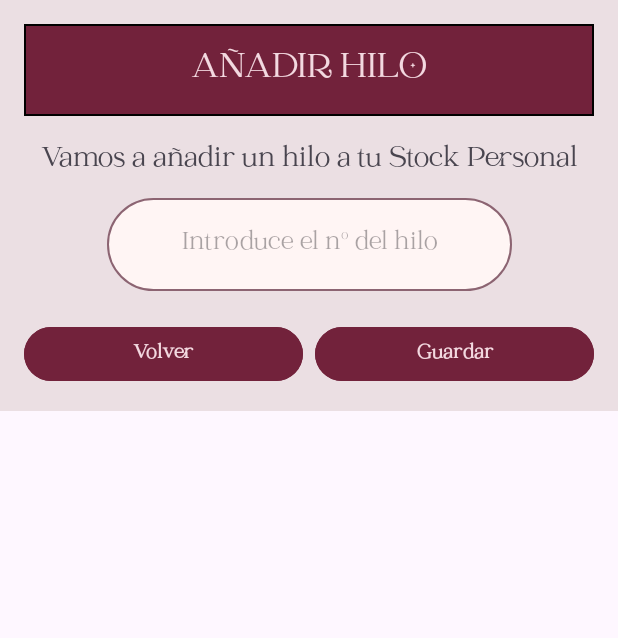
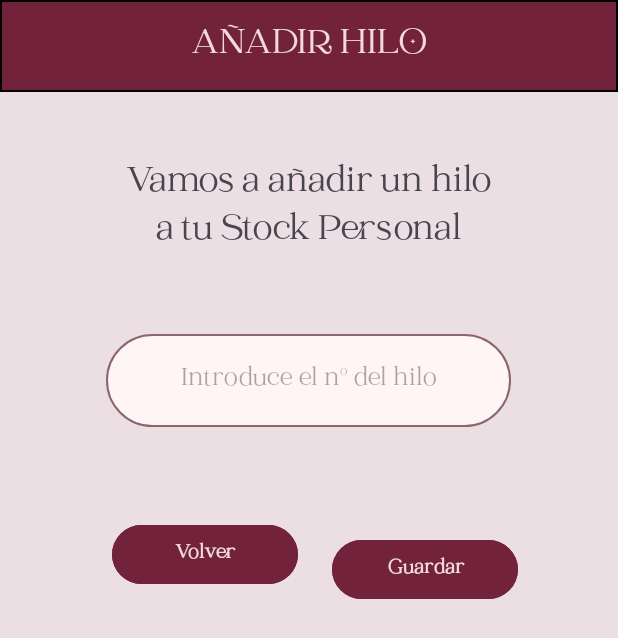
Before and after one commit to OlgaMACN/Threadly, an Android app: the layout stock_dialog_agregar_hilo.xml on its own in the app's theme, with its tools: preview values and no code run, on a phone screen of 412 x 824 dp. Shown: the top 638 px of the screen. Run offline under Robolectric (Android 15) with nearby library versions, the light colour scheme and no system bars.

Commit message:
cambios 03/05 - 12:58

```diff
--- a/app/src/main/res/layout/stock_dialog_agregar_hilo.xml
+++ b/app/src/main/res/layout/stock_dialog_agregar_hilo.xml
@@ -5,9 +5,8 @@
 
     xmlns:tools="http://schemas.android.com/tools"
     android:layout_width="match_parent"
-    android:layout_height="wrap_content"
-    android:background="@drawable/reutilizable_dialog"
-    android:padding="16dp">
+    android:layout_height="match_parent"
+    android:background="@color/fondoPantallas">
 
     <TextView
         android:id="@+id/txtVw_cabeceraDialogAgregarHiloStk"
@@ -26,22 +25,23 @@
 
     <TextView
         android:id="@+id/txtVw_textoEntradaStk"
-        android:layout_width="0dp"
-        android:layout_height="wrap_content"
+        android:layout_width="250dp"
+        android:layout_height="85dp"
+        android:layout_marginTop="44dp"
         android:fontFamily="@font/catchy_mager"
         android:text="@string/textoEntradaStk"
         android:textAlignment="center"
-        android:textSize="20sp"
-        app:layout_constraintTop_toBottomOf="@id/txtVw_cabeceraDialogAgregarHiloStk"
+        android:textSize="25sp"
+        app:layout_constraintEnd_toEndOf="parent"
+        app:layout_constraintHorizontal_bias="0.496"
         app:layout_constraintStart_toStartOf="parent"
-        app:layout_constraintEnd_toEndOf="parent"
-        android:layout_marginTop="16dp"/>
+        app:layout_constraintTop_toBottomOf="@id/txtVw_cabeceraDialogAgregarHiloStk" />
 
     <EditText
         android:id="@+id/edTxt_introducirHilo_dialog_addHilo"
         android:layout_width="270dp"
         android:layout_height="62dp"
-        android:layout_marginTop="12dp"
+        android:layout_marginTop="32dp"
         android:background="@drawable/reutilizable_campo_texto_redondeado"
         android:fontFamily="@font/catchy_mager"
         android:gravity="center"
@@ -49,6 +49,7 @@
         android:inputType="text"
         android:textAlignment="center"
         app:layout_constraintEnd_toEndOf="parent"
+        app:layout_constraintHorizontal_bias="0.496"
         app:layout_constraintStart_toStartOf="parent"
         app:layout_constraintTop_toBottomOf="@id/txtVw_textoEntradaStk" />
 
@@ -63,28 +64,41 @@
         app:layout_constraintStart_toStartOf="parent"
         app:layout_constraintEnd_toEndOf="parent">
 
+    </LinearLayout>
+
     <Button
         android:id="@+id/btn_volver_stock_dialog_agregarHilo"
-            android:layout_width="0dp"
-            android:layout_height="44dp"
+        android:layout_width="124dp"
+        android:layout_height="47dp"
+        android:layout_marginTop="44dp"
         android:layout_weight="1"
-            android:layout_marginEnd="8dp"
         android:backgroundTint="@color/fondoBoton"
         android:fontFamily="@font/catchy_mager"
         android:text="@string/volver_stock"
         android:textColor="@color/textoCabecera_y_Botones"
-            android:textStyle="bold" />
+        android:textStyle="bold"
+        app:layout_constraintBottom_toBottomOf="parent"
+        app:layout_constraintEnd_toEndOf="parent"
+        app:layout_constraintHorizontal_bias="0.26"
+        app:layout_constraintStart_toStartOf="parent"
+        app:layout_constraintTop_toBottomOf="@+id/edTxt_introducirHilo_dialog_addHilo"
+        app:layout_constraintVertical_bias="0.039" />
 
     <Button
         android:id="@+id/btn_botonAgregarHiloStk"
-            android:layout_width="0dp"
-            android:layout_height="44dp"
+        android:layout_width="124dp"
+        android:layout_height="47dp"
         android:layout_weight="1"
         android:backgroundTint="@color/fondoBoton"
         android:fontFamily="@font/catchy_mager"
         android:text="@string/botonAgregarHiloStk"
         android:textColor="@color/textoCabecera_y_Botones"
-            android:textStyle="bold" />
-    </LinearLayout>
+        android:textStyle="bold"
+        app:layout_constraintBottom_toBottomOf="parent"
+        app:layout_constraintEnd_toEndOf="parent"
+        app:layout_constraintHorizontal_bias="0.25"
+        app:layout_constraintStart_toEndOf="@id/btn_volver_stock_dialog_agregarHilo"
+        app:layout_constraintTop_toBottomOf="@id/edTxt_introducirHilo_dialog_addHilo"
+        app:layout_constraintVertical_bias="0.145" />
 
 </androidx.constraintlayout.widget.ConstraintLayout>
```
Lines whose indentation alone changed are shown as unchanged.
